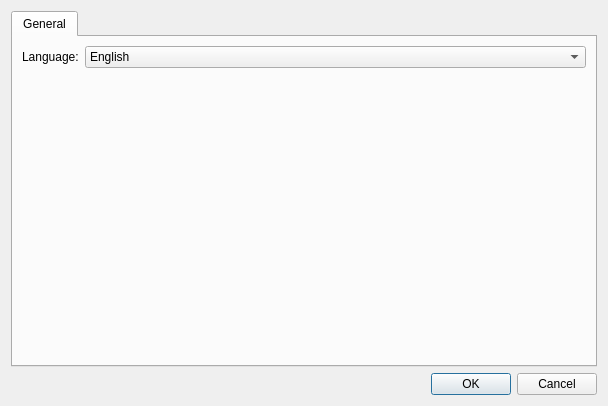
First picture: the form in Dialogs/DlgPreferences.ui, repository ma7t3/ScheduleMaster, before the edit.
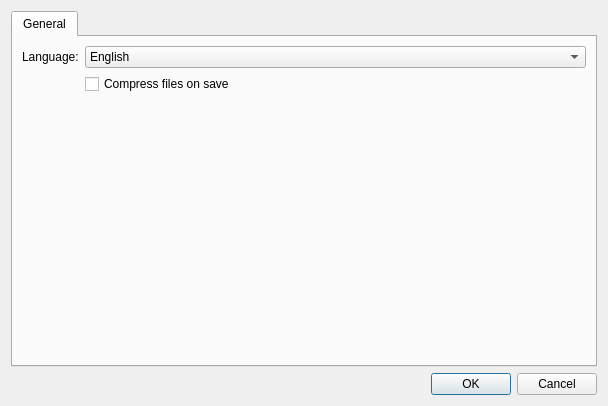
Second picture: the form after the edit.

Diff of the .ui file:
```diff
--- a/Dialogs/DlgPreferences.ui
+++ b/Dialogs/DlgPreferences.ui
@@ -45,6 +45,26 @@
          </item>
         </widget>
        </item>
+       <item row="1" column="1">
+        <widget class="QCheckBox" name="cbCompressFiles">
+         <property name="text">
+          <string>Compress files on save</string>
+         </property>
+        </widget>
+       </item>
+       <item row="2" column="1">
+        <spacer name="verticalSpacer">
+         <property name="orientation">
+          <enum>Qt::Vertical</enum>
+         </property>
+         <property name="sizeHint" stdset="0">
+          <size>
+           <width>20</width>
+           <height>40</height>
+          </size>
+         </property>
+        </spacer>
+       </item>
       </layout>
      </widget>
     </widget>
```
